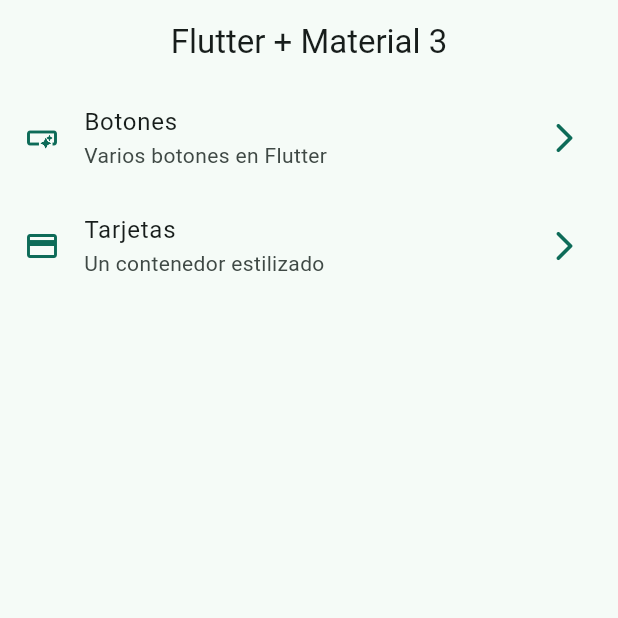
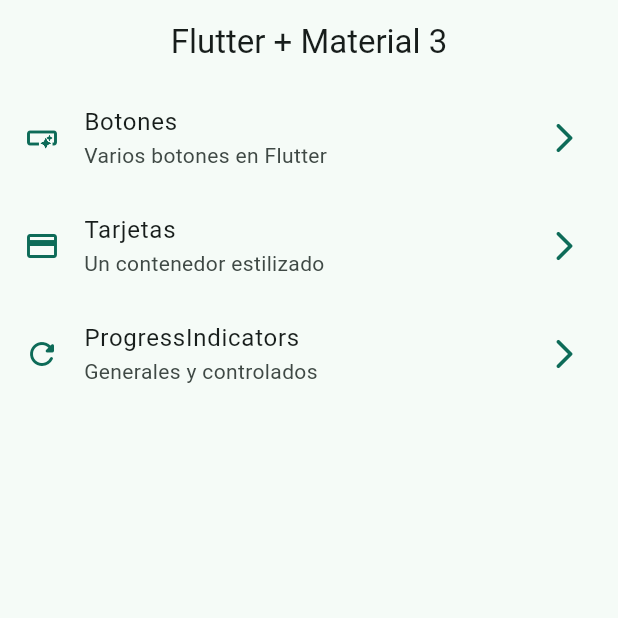
Before and after one commit to David-Maldonado/widgets_app, a Flutter app: the screen it shows after launch, on a phone screen of 412 x 824 dp, the top half of it. Run offline on Flutter 3.47's test engine with Material 3 defaults, Android fonts, the phone set to English and light mode, and no system bars; our stand-ins replace go_router.

Commit message:
progress indicators terminados

```diff
--- a/lib/config/menu/menu_item.dart
+++ b/lib/config/menu/menu_item.dart
@@ -23,5 +23,10 @@ const appMenuItem = <MenuItem>[
       title: 'Tarjetas',
       subTitle: 'Un contenedor estilizado',
       link: '/cards',
-      icon: Icons.credit_card)
+      icon: Icons.credit_card),
+  MenuItem(
+      title: 'ProgressIndicators',
+      subTitle: 'Generales y controlados',
+      link: '/progress',
+      icon: Icons.refresh_rounded),
 ];
--- a/lib/config/router/app_router.dart
+++ b/lib/config/router/app_router.dart
@@ -1,4 +1,5 @@
 import 'package:go_router/go_router.dart';
+import 'package:widgets_app/presentation/screens/infinite_scroll/progress/progress_sreen.dart';
 import 'package:widgets_app/presentation/screens/screens.dart';
 
 final router = GoRouter(
@@ -19,4 +20,8 @@ final router = GoRouter(
           path: '/buttons',
           builder: (context, state) => const ButtonsScreen(),
           name: ButtonsScreen.name),
+      GoRoute(
+          path: '/progress',
+          builder: (context, state) => const ProgressScreen(),
+          name: ProgressScreen.name),
     ]);
```
Also changed, not shown: lib/presentation/screens/infinite_scroll/progress/progress_sreen.dart (+71 -1 lines).
